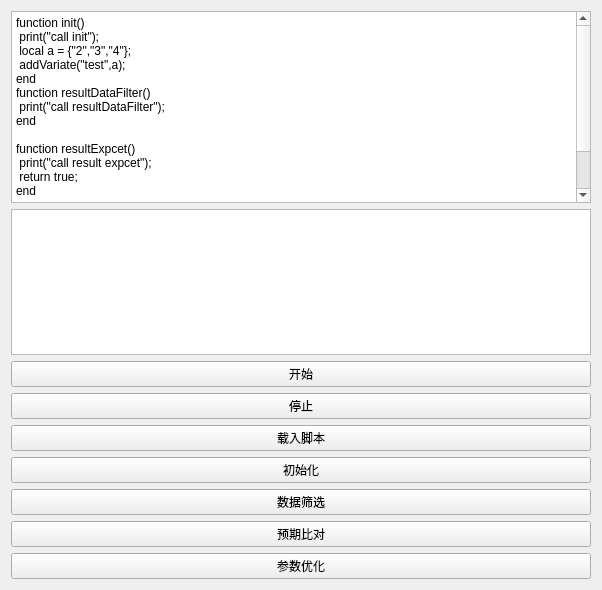
The window that src/SmartContorl/SmartContorlUI.ui (BeQuiet1228/FreeCAD) describes before a commit, drawn with Qt 5.
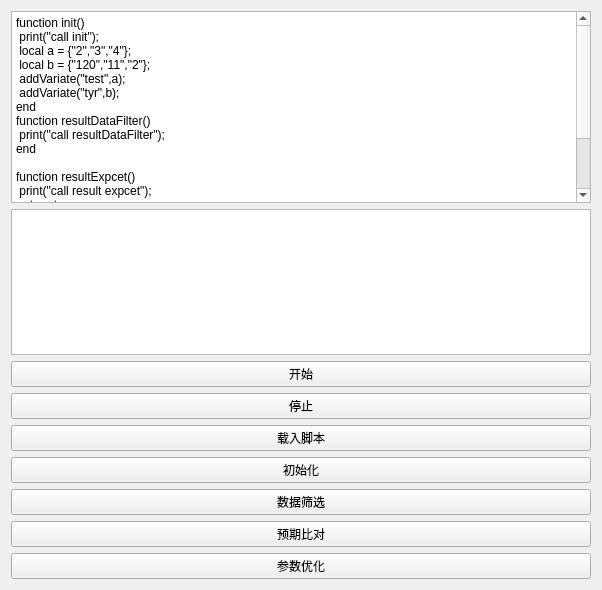
The same window after the commit.

What changed in the file:
```diff
--- a/src/SmartContorl/SmartContorlUI.ui
+++ b/src/SmartContorl/SmartContorlUI.ui
@@ -30,7 +30,9 @@
 &lt;p style=&quot; margin-top:0px; margin-bottom:0px; margin-left:0px; margin-right:0px; -qt-block-indent:0; text-indent:0px;&quot;&gt;function init()&lt;/p&gt;
 &lt;p style=&quot; margin-top:0px; margin-bottom:0px; margin-left:0px; margin-right:0px; -qt-block-indent:0; text-indent:0px;&quot;&gt; print(&amp;quot;call init&amp;quot;);&lt;/p&gt;
 &lt;p style=&quot; margin-top:0px; margin-bottom:0px; margin-left:0px; margin-right:0px; -qt-block-indent:0; text-indent:0px;&quot;&gt; local a = {&amp;quot;2&amp;quot;,&amp;quot;3&amp;quot;,&amp;quot;4&amp;quot;};&lt;/p&gt;
+&lt;p style=&quot; margin-top:0px; margin-bottom:0px; margin-left:0px; margin-right:0px; -qt-block-indent:0; text-indent:0px;&quot;&gt; local b = {&amp;quot;120&amp;quot;,&amp;quot;11&amp;quot;,&amp;quot;2&amp;quot;};&lt;/p&gt;
 &lt;p style=&quot; margin-top:0px; margin-bottom:0px; margin-left:0px; margin-right:0px; -qt-block-indent:0; text-indent:0px;&quot;&gt; addVariate(&amp;quot;test&amp;quot;,a);&lt;/p&gt;
+&lt;p style=&quot; margin-top:0px; margin-bottom:0px; margin-left:0px; margin-right:0px; -qt-block-indent:0; text-indent:0px;&quot;&gt; addVariate(&amp;quot;tyr&amp;quot;,b);&lt;/p&gt;
 &lt;p style=&quot; margin-top:0px; margin-bottom:0px; margin-left:0px; margin-right:0px; -qt-block-indent:0; text-indent:0px;&quot;&gt;end&lt;/p&gt;
 &lt;p style=&quot; margin-top:0px; margin-bottom:0px; margin-left:0px; margin-right:0px; -qt-block-indent:0; text-indent:0px;&quot;&gt;function resultDataFilter()&lt;/p&gt;
 &lt;p style=&quot; margin-top:0px; margin-bottom:0px; margin-left:0px; margin-right:0px; -qt-block-indent:0; text-indent:0px;&quot;&gt; print(&amp;quot;call resultDataFilter&amp;quot;);&lt;/p&gt;
```
